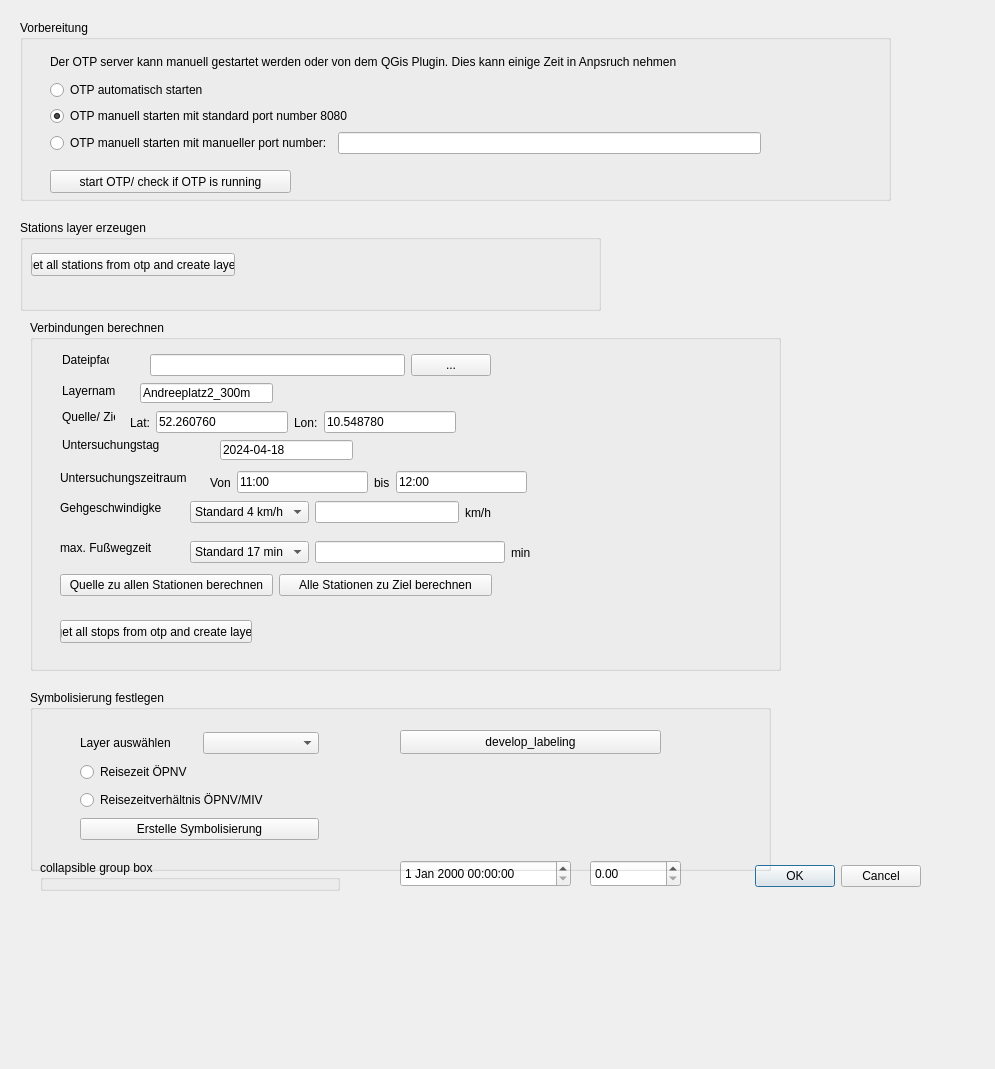
Before: the Qt Designer form public_transit_analysis_dialog_base.ui in ThanDerJoren/transitReachabilityAnalyser, drawn with Qt 5.
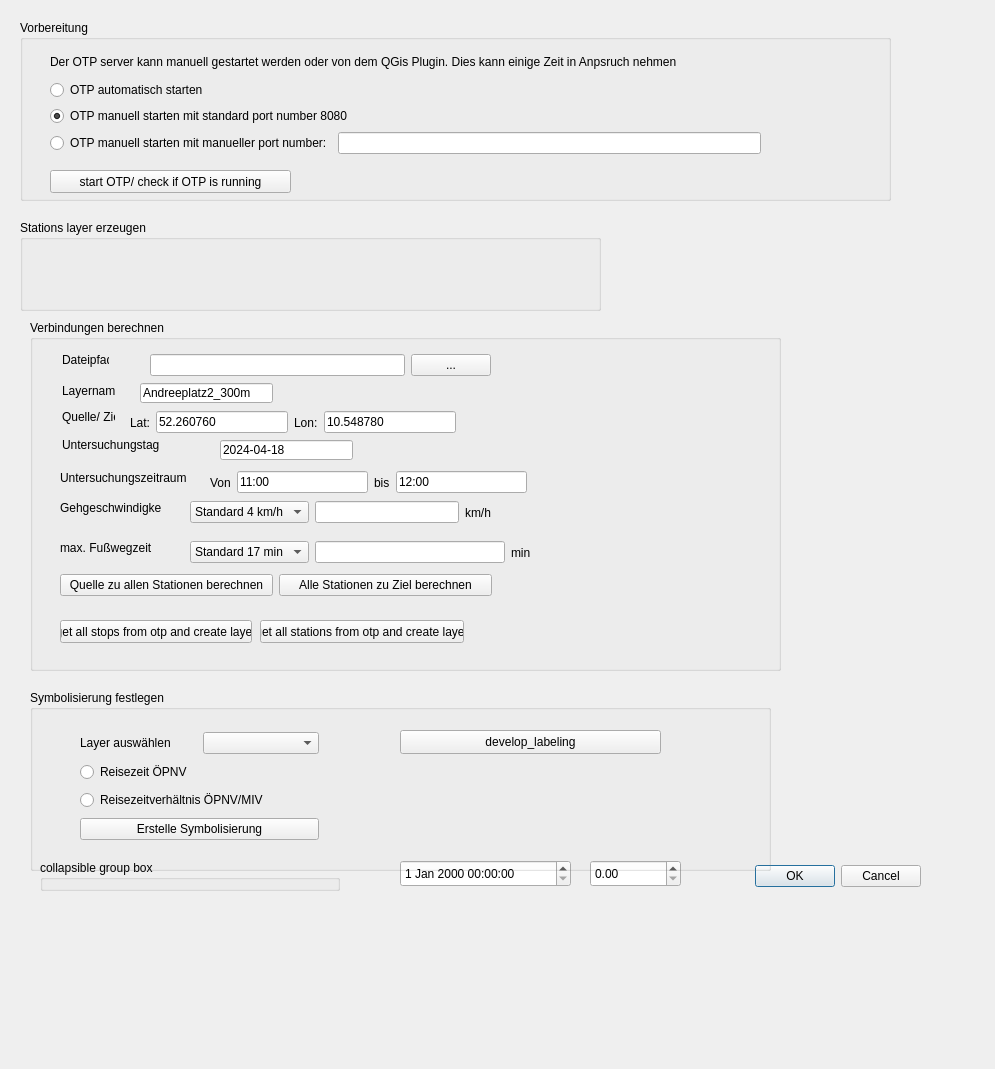
After: the same form once the commit is applied. Custom widgets are drawn as their Qt base class.

Commit message: stops and station export to qgis as layer. New method to create te request object.

```diff
--- a/public_transit_analysis_dialog_base.ui
+++ b/public_transit_analysis_dialog_base.ui
@@ -127,19 +127,6 @@
    <property name="title">
     <string>Stations layer erzeugen</string>
    </property>
-   <widget class="QPushButton" name="pb_get_stations_from_otp">
-    <property name="geometry">
-     <rect>
-      <x>11</x>
-      <y>33</y>
-      <width>204</width>
-      <height>23</height>
-     </rect>
-    </property>
-    <property name="text">
-     <string>get all stations from otp and create layer</string>
-    </property>
-   </widget>
   </widget>
   <widget class="QGroupBox" name="groupBox_3">
    <property name="geometry">
@@ -499,6 +486,19 @@
      <string>get all stops from otp and create layer</string>
     </property>
    </widget>
+   <widget class="QPushButton" name="pb_get_stations_from_otp">
+    <property name="geometry">
+     <rect>
+      <x>230</x>
+      <y>300</y>
+      <width>204</width>
+      <height>23</height>
+     </rect>
+    </property>
+    <property name="text">
+     <string>get all stations from otp and create layer</string>
+    </property>
+   </widget>
   </widget>
   <widget class="QgsDateTimeEdit" name="mDateTimeEdit">
    <property name="geometry">
```
The commit also changes 2 other files.
